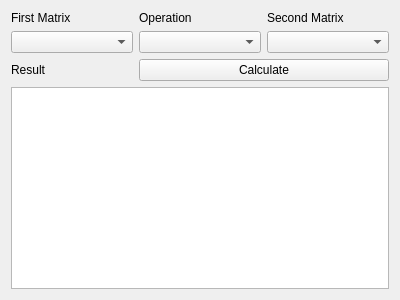
First picture: the form in src/designer/MatrixCalculation.ui, repository enlighteningCrow/MatCal, before the edit.
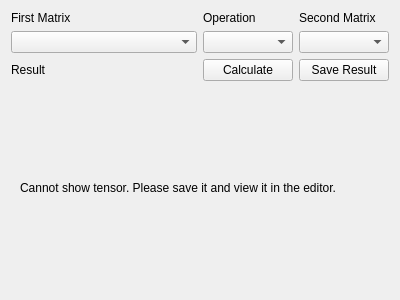
Second picture: the form after the edit. The open tabs and pages were chosen to show the change. Custom widgets are drawn as their Qt base class.

The edit to the form file:
```diff
--- a/src/designer/MatrixCalculation.ui
+++ b/src/designer/MatrixCalculation.ui
@@ -14,34 +14,34 @@
    <string>Form</string>
   </property>
   <layout class="QGridLayout" name="gridLayout">
-   <item row="0" column="0">
+   <item row="0" column="0" colspan="2">
     <widget class="QLabel" name="lbOp1">
      <property name="text">
       <string>First Matrix</string>
      </property>
     </widget>
    </item>
-   <item row="0" column="1">
+   <item row="0" column="2">
     <widget class="QLabel" name="lbOpt">
      <property name="text">
       <string>Operation</string>
      </property>
     </widget>
    </item>
-   <item row="0" column="2">
+   <item row="0" column="3">
     <widget class="QLabel" name="lbOp2">
      <property name="text">
       <string>Second Matrix</string>
      </property>
     </widget>
    </item>
-   <item row="1" column="0">
+   <item row="1" column="0" colspan="2">
     <widget class="QComboBox" name="cbOp1"/>
    </item>
-   <item row="1" column="1">
-    <widget class="QComboBox" name="cbOpt"/>
-   </item>
    <item row="1" column="2">
+    <widget class="QComboBox" name="cbOpt"/>
+   </item>
+   <item row="1" column="3">
     <widget class="QComboBox" name="cbOp2"/>
    </item>
    <item row="2" column="0">
@@ -51,18 +51,54 @@
      </property>
     </widget>
    </item>
-   <item row="3" column="0" colspan="3">
-    <widget class="QTableView" name="tvRes"/>
-   </item>
-   <item row="2" column="1" colspan="2">
+   <item row="2" column="2">
     <widget class="QPushButton" name="pbCal">
      <property name="text">
       <string>Calculate</string>
      </property>
     </widget>
    </item>
+   <item row="3" column="0" colspan="4">
+    <widget class="QStackedWidget" name="stackedWidget">
+     <property name="currentIndex">
+      <number>0</number>
+     </property>
+     <widget class="QWidget" name="page">
+      <layout class="QVBoxLayout" name="verticalLayout">
+       <item>
+        <widget class="TensorTableWidget" name="tvRes"/>
+       </item>
+      </layout>
+     </widget>
+     <widget class="QWidget" name="page_2">
+      <layout class="QVBoxLayout" name="verticalLayout_2">
+       <item>
+        <widget class="QLabel" name="label">
+         <property name="text">
+          <string>Cannot show tensor. Please save it and view it in the editor.</string>
+         </property>
+        </widget>
+       </item>
+      </layout>
+     </widget>
+    </widget>
+   </item>
+   <item row="2" column="3">
+    <widget class="QPushButton" name="pushButton">
+     <property name="text">
+      <string>Save Result</string>
+     </property>
+    </widget>
+   </item>
   </layout>
  </widget>
+ <customwidgets>
+  <customwidget>
+   <class>TensorTableWidget</class>
+   <extends>QTableWidget</extends>
+   <header>ui.views.TensorTableWidget</header>
+  </customwidget>
+ </customwidgets>
  <resources/>
  <connections/>
 </ui>
```
Left out of the diff: 22 changed lines with no effect on the pictures.
